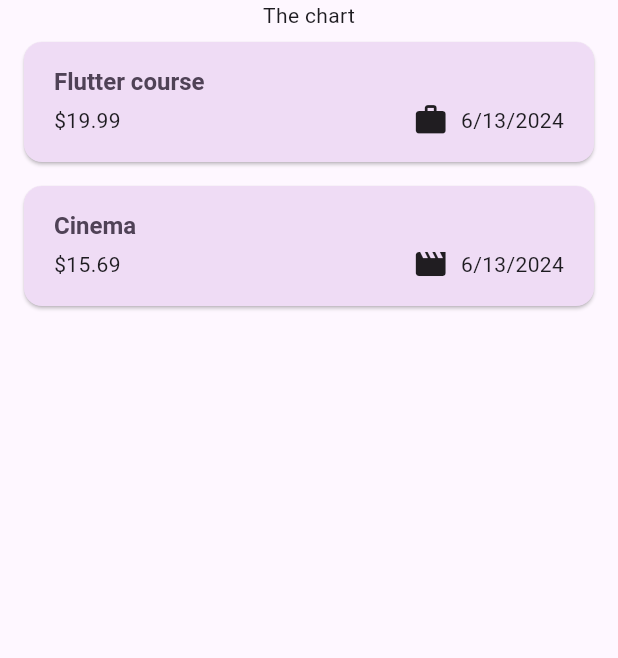
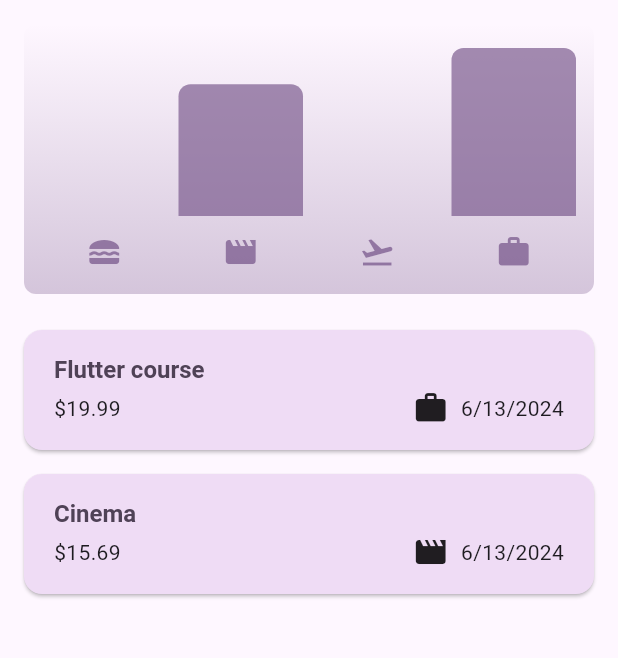
Before and after one commit to VeronikaTish/expense_tracker, a Flutter app: the screen it shows after launch, on a phone screen of 412 x 824 dp, the part 84-742 px from its top. Run offline on Flutter 3.47's test engine with Material 3 defaults, Android fonts, the phone set to English and light mode, and no system bars.

Commit message:
Adding chart widgets

```diff
--- a/lib/models/expense.dart
+++ b/lib/models/expense.dart
@@ -6,12 +6,7 @@ final formatter = DateFormat.yMd();
 
 const uuid = Uuid();
 
-enum Category {
-  food,
-  travel,
-  leisure,
-  work
-}
+enum Category { food, travel, leisure, work }
 
 const categoryIcons = {
   Category.food: Icons.lunch_dining,
@@ -38,3 +33,28 @@ class Expense {
     return formatter.format(date);
   }
 }
+
+class ExpenseBucket {
+  const ExpenseBucket({
+    required this.category,
+    required this.expenses,
+  });
+
+  ExpenseBucket.forCategory(List<Expense> allExpenses, this.category)
+      : expenses = allExpenses
+            .where((expense) => expense.category == category)
+            .toList();
+
+  final Category category;
+  final List<Expense> expenses;
+
+  double get totalExpenses {
+    double sum = 0;
+
+    for (final expense in expenses) {
+      sum += expense.amount;
+    }
+
+    return sum;
+  }
+}
--- /dev/null
+++ b/lib/widgets/chart/chart.dart
@@ -0,0 +1,95 @@
+import 'package:flutter/material.dart';
+
+import 'package:expense_tracker/widgets/chart/chart_bar.dart';
+import 'package:expense_tracker/models/expense.dart';
+
+class Chart extends StatelessWidget {
+  const Chart({super.key, required this.expenses});
+
+  final List<Expense> expenses;
+
+  List<ExpenseBucket> get buckets {
+    return [
+      ExpenseBucket.forCategory(expenses, Category.food),
+      ExpenseBucket.forCategory(expenses, Category.leisure),
+      ExpenseBucket.forCategory(expenses, Category.travel),
+      ExpenseBucket.forCategory(expenses, Category.work),
+    ];
+  }
+
+  double get maxTotalExpense {
+    double maxTotalExpense = 0;
+
+    for (final bucket in buckets) {
+      if (bucket.totalExpenses > maxTotalExpense) {
+        maxTotalExpense = bucket.totalExpenses;
+      }
+    }
+
+    return maxTotalExpense;
+  }
+
+  @override
+  Widget build(BuildContext context) {
+    final isDarkMode =
+        MediaQuery.of(context).platformBrightness == Brightness.dark;
+    return Container(
+      margin: const EdgeInsets.all(16),
+      padding: const EdgeInsets.symmetric(
+        vertical: 16,
+        horizontal: 8,
+      ),
+      width: double.infinity,
+      height: 180,
+      decoration: BoxDecoration(
+        borderRadius: BorderRadius.circular(8),
+        gradient: LinearGradient(
+          colors: [
+            Theme.of(context).colorScheme.primary.withOpacity(0.3),
+            Theme.of(context).colorScheme.primary.withOpacity(0.0)
+          ],
+          begin: Alignment.bottomCenter,
+          end: Alignment.topCenter,
+        ),
+      ),
+      child: Column(
+        children: [
+          Expanded(
+            child: Row(
+              crossAxisAlignment: CrossAxisAlignment.end,
+              children: [
+                for (final bucket in buckets) // alternative to map()
+                  ChartBar(
+                    fill: bucket.totalExpenses == 0
+                        ? 0
+                        : bucket.totalExpenses / maxTotalExpense,
+                  )
+              ],
+            ),
+          ),
+          const SizedBox(height: 12),
+          Row(
+            children: buckets
+                .map(
+                  (bucket) => Expanded(
+                    child: Padding(
+                      padding: const EdgeInsets.symmetric(horizontal: 4),
+                      child: Icon(
+                        categoryIcons[bucket.category],
+                        color: isDarkMode
+                            ? Theme.of(context).colorScheme.secondary
+                            : Theme.of(context)
+                                .colorScheme
+                                .primary
+                                .withOpacity(0.7),
+                      ),
+                    ),
+                  ),
+                )
+                .toList(),
+          )
+        ],
+      ),
+    );
+  }
+}
--- /dev/null
+++ b/lib/widgets/chart/chart_bar.dart
@@ -0,0 +1,34 @@
+import 'package:flutter/material.dart';
+
+class ChartBar extends StatelessWidget {
+  const ChartBar({
+    super.key,
+    required this.fill,
+  });
+
+  final double fill;
+
+  @override
+  Widget build(BuildContext context) {
+    final isDarkMode =
+        MediaQuery.of(context).platformBrightness == Brightness.dark;
+    return Expanded(
+      child: Padding(
+        padding: const EdgeInsets.symmetric(horizontal: 4),
+        child: FractionallySizedBox(
+          heightFactor: fill,
+          child: DecoratedBox(
+            decoration: BoxDecoration(
+              shape: BoxShape.rectangle,
+              borderRadius:
+                  const BorderRadius.vertical(top: Radius.circular(8)),
+              color: isDarkMode
+                  ? Theme.of(context).colorScheme.secondary
+                  : Theme.of(context).colorScheme.primary.withOpacity(0.65),
+            ),
+          ),
+        ),
+      ),
+    );
+  }
+}
--- a/lib/widgets/expenses.dart
+++ b/lib/widgets/expenses.dart
@@ -1,3 +1,4 @@
+import 'package:expense_tracker/widgets/chart/chart.dart';
 import 'package:expense_tracker/widgets/expenses_list/expenses_list.dart';
 import 'package:expense_tracker/models/expense.dart';
 import 'package:expense_tracker/widgets/new_expense.dart';
@@ -89,7 +90,7 @@ class _ExpensesState extends State<Expenses> {
       ),
       body: Column(
         children: [
-          const Text('The chart'),
+          Chart(expenses: _registeredExpenses),
           Expanded(child: mainContent),
         ],
       ),
```
